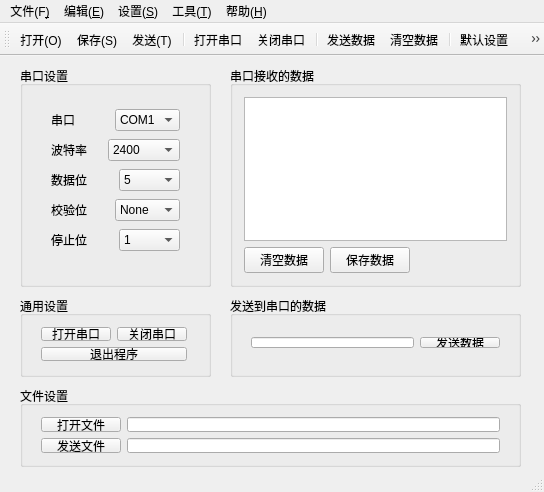
Qt form mainwindow.ui (gymmer/SerialDebuggingAssistant) before a commit.
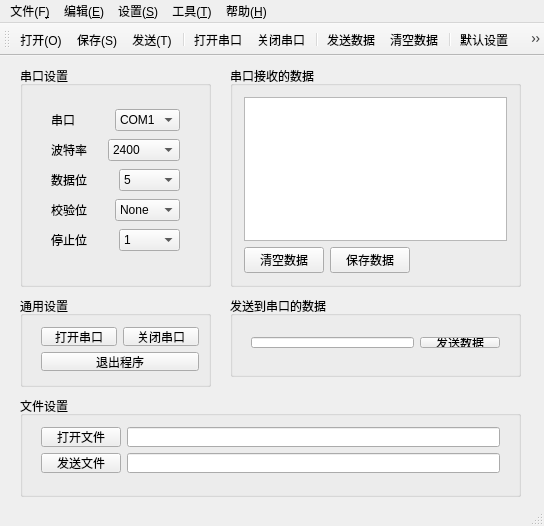
The same form after that commit. Icons and pictures are not drawn.

What changed in the file:
```diff
--- a/mainwindow.ui
+++ b/mainwindow.ui
@@ -7,7 +7,7 @@
     <x>0</x>
     <y>0</y>
     <width>544</width>
-    <height>492</height>
+    <height>526</height>
    </rect>
   </property>
   <property name="sizePolicy">
@@ -345,7 +345,7 @@
       <x>20</x>
       <y>240</y>
       <width>191</width>
-      <height>81</height>
+      <height>91</height>
      </rect>
     </property>
     <property name="title">
@@ -356,8 +356,8 @@
       <rect>
        <x>10</x>
        <y>20</y>
-       <width>168</width>
-       <height>56</height>
+       <width>180</width>
+       <height>66</height>
       </rect>
      </property>
      <layout class="QVBoxLayout" name="verticalLayout_3">
@@ -393,9 +393,9 @@
     <property name="geometry">
      <rect>
       <x>20</x>
-      <y>330</y>
+      <y>340</y>
       <width>501</width>
-      <height>81</height>
+      <height>101</height>
      </rect>
     </property>
     <property name="title">
@@ -407,7 +407,7 @@
        <x>10</x>
        <y>20</y>
        <width>481</width>
-       <height>58</height>
+       <height>68</height>
       </rect>
      </property>
      <layout class="QVBoxLayout" name="verticalLayout_4">
```
Left out of the diff: 32 changed lines with no effect on the pictures.
